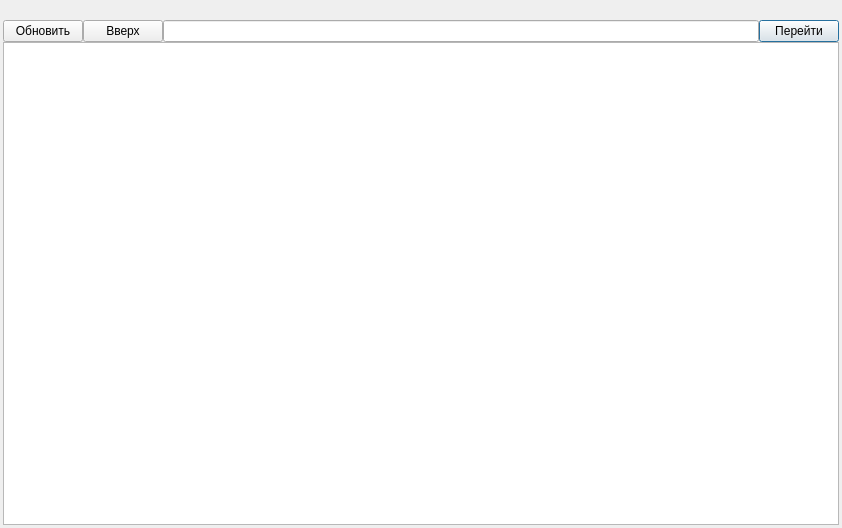
Before: the Qt Designer form gitbrowser/filesbrowser.ui in maxvas/SciLyx, drawn with Qt 5.
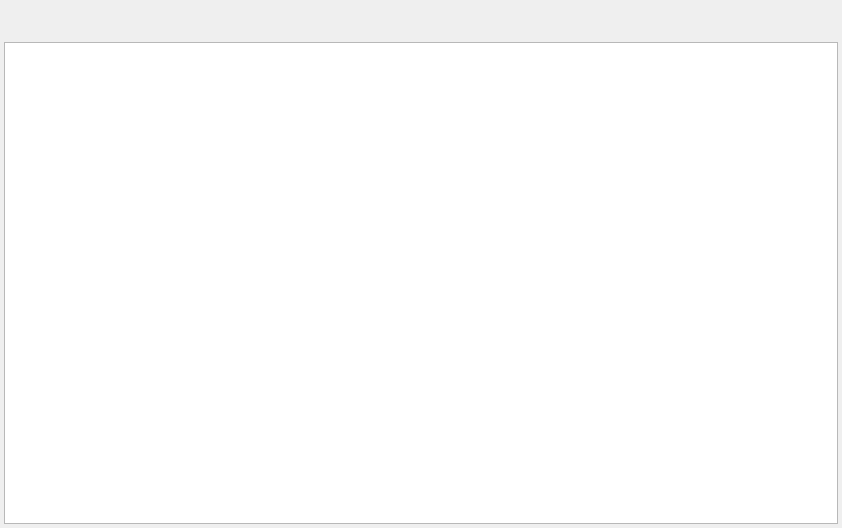
After: the same form once the commit is applied. Icons and pictures are not drawn.

Diff of the .ui file:
```diff
--- a/gitbrowser/filesbrowser.ui
+++ b/gitbrowser/filesbrowser.ui
@@ -15,79 +15,25 @@
   </property>
   <layout class="QVBoxLayout" name="verticalLayout">
    <property name="spacing">
-    <number>0</number>
+    <number>2</number>
    </property>
    <property name="leftMargin">
-    <number>3</number>
+    <number>4</number>
    </property>
    <property name="topMargin">
-    <number>3</number>
+    <number>4</number>
    </property>
    <property name="rightMargin">
-    <number>3</number>
+    <number>4</number>
    </property>
    <property name="bottomMargin">
-    <number>3</number>
+    <number>4</number>
    </property>
    <item>
     <widget class="QToolBar" name="toolBar"/>
    </item>
    <item>
-    <layout class="QHBoxLayout" name="horizontalLayout">
-     <item>
-      <widget class="QPushButton" name="updateBtn">
-       <property name="maximumSize">
-        <size>
-         <width>300</width>
-         <height>27</height>
-        </size>
-       </property>
-       <property name="toolTip">
-        <string>Выполнить синхронизацию файлов и папок</string>
-       </property>
-       <property name="text">
-        <string>Обновить</string>
-       </property>
-       <property name="icon">
-        <iconset resource="gitbrowser.qrc">
-         <normaloff>:/images/arrow-circle-315.png</normaloff>:/images/arrow-circle-315.png</iconset>
-       </property>
-      </widget>
-     </item>
-     <item>
-      <widget class="QPushButton" name="upBtn">
-       <property name="maximumSize">
-        <size>
-         <width>300</width>
-         <height>27</height>
-        </size>
-       </property>
-       <property name="toolTip">
-        <string>Перейти на каталог выше</string>
-       </property>
-       <property name="text">
-        <string>Вверх</string>
-       </property>
-       <property name="icon">
-        <iconset resource="gitbrowser.qrc">
-         <normaloff>:/images/arrow-090.png</normaloff>:/images/arrow-090.png</iconset>
-       </property>
-      </widget>
-     </item>
-     <item>
-      <widget class="QLineEdit" name="lineEdit"/>
-     </item>
-     <item>
-      <widget class="QPushButton" name="goBtn">
-       <property name="text">
-        <string>Перейти</string>
-       </property>
-       <property name="default">
-        <bool>true</bool>
-       </property>
-      </widget>
-     </item>
-    </layout>
+    <widget class="QToolBar" name="navigationPanel"/>
    </item>
    <item>
     <widget class="QListView" name="listView">
```
Left out of the diff: 4 changed lines with no effect on the pictures.
